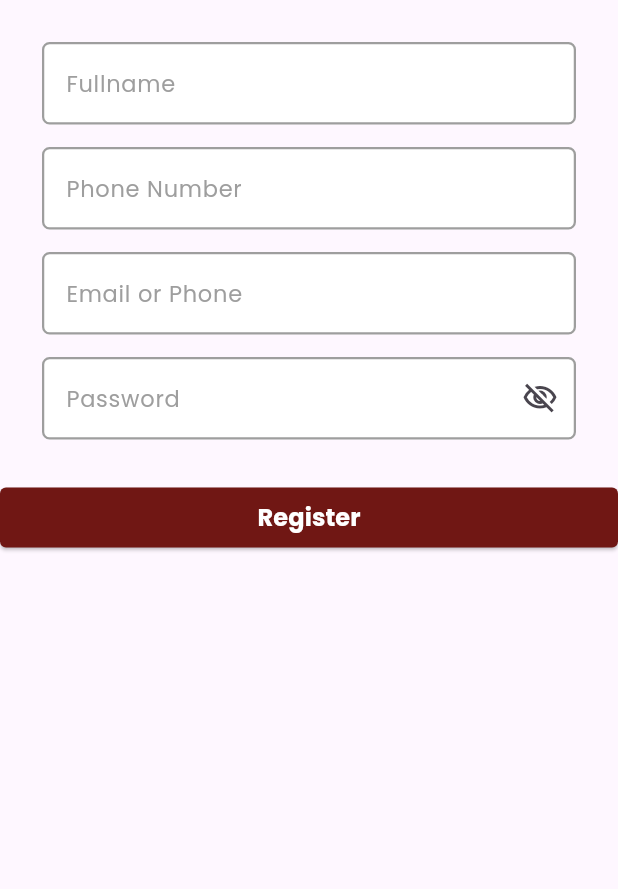
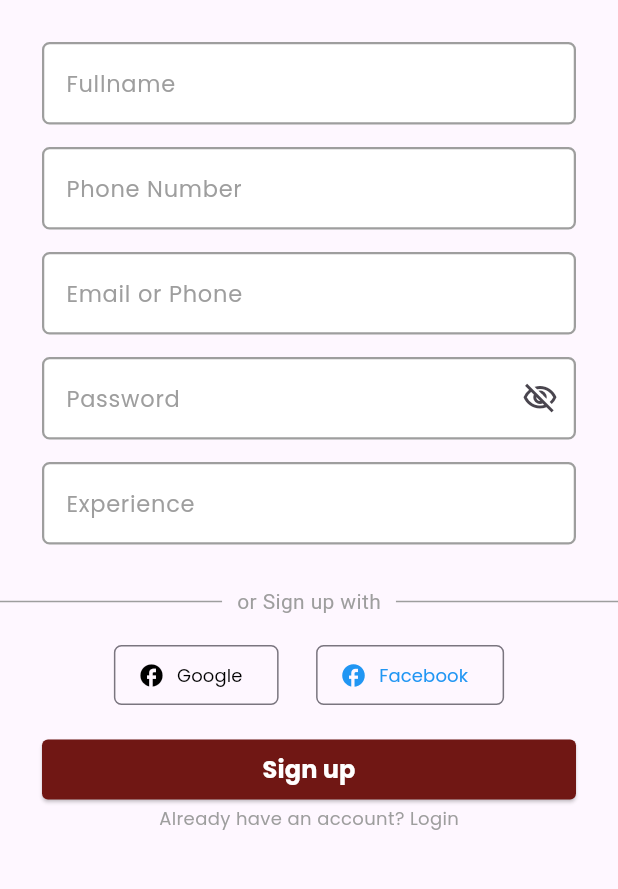
Before and after one commit to anushatamrakar/NewaFest, a Flutter app: the screen it shows after launch, on a phone screen of 412 x 824 dp, the part 330-1219 px from its top. Run offline on Flutter 3.47's test engine with Material 3 defaults, Android fonts, the phone set to English and light mode, and no system bars.

Commit message:
recipe sharer page created

```diff
--- a/lib/main.dart
+++ b/lib/main.dart
@@ -1,5 +1,6 @@
 import 'package:flutter/material.dart';
 import 'package:newafest/views/auth/login_page.dart';
+import 'package:newafest/views/auth/sharer_registration.dart';
 import 'package:newafest/views/auth/user_registration.dart';
 
 void main() {
@@ -19,7 +20,7 @@ class MyApp extends StatelessWidget {
         colorScheme: ColorScheme.fromSeed(seedColor: Colors.deepPurple),
         useMaterial3: true,
       ),
-      home: const UserRegistration(),
+      home: const SharerRegistration(),
     );
   }
 }
--- /dev/null
+++ b/lib/views/auth/sharer_registration.dart
@@ -0,0 +1,222 @@
+import 'package:flutter/material.dart';
+import 'package:newafest/widgets/custom_banner.dart';
+import 'package:newafest/widgets/custom_button.dart';
+import 'package:newafest/widgets/custom_divider.dart';
+import '../../widgets/custom_social_icon.dart';
+
+class SharerRegistration extends StatefulWidget {
+  const SharerRegistration({super.key});
+
+  @override
+  State<SharerRegistration> createState() => _SharerRegistrationState();
+}
+
+class _SharerRegistrationState extends State<SharerRegistration> {
+  final border = const OutlineInputBorder(
+    borderSide: BorderSide(
+      width: 1.5,
+      style: BorderStyle.solid,
+      color: Colors.grey,
+    ),
+    borderRadius: BorderRadius.all(Radius.circular(5)),
+  );
+
+  Widget name() {
+    return TextField(
+      style: const TextStyle(
+        fontSize: 15,
+        fontFamily: "Poppins",
+        fontWeight: FontWeight.w400,
+      ),
+      decoration: InputDecoration(
+        labelText: "Fullname",
+        filled: true,
+        fillColor: Colors.white,
+        focusedBorder: border,
+        enabledBorder: border,
+        labelStyle: const TextStyle(
+          color: Colors.grey,
+          fontSize: 15,
+          fontFamily: "Poppins",
+          fontWeight: FontWeight.w400,
+        ),
+      ),
+    );
+  }
+
+  Widget number() {
+    return TextField(
+      style: const TextStyle(
+        fontSize: 15,
+        fontFamily: "Poppins",
+        fontWeight: FontWeight.w400,
+      ),
+      decoration: InputDecoration(
+        labelText: "Phone Number",
+        filled: true,
+        fillColor: Colors.white,
+        focusedBorder: border,
+        enabledBorder: border,
+        labelStyle: const TextStyle(
+          color: Colors.grey,
+          fontSize: 15,
+          fontFamily: "Poppins",
+          fontWeight: FontWeight.w400,
+        ),
+      ),
+    );
+  }
+
+  Widget email() {
+    return TextField(
+      style: const TextStyle(
+        fontSize: 15,
+        fontFamily: "Poppins",
+        fontWeight: FontWeight.w400,
+      ),
+      decoration: InputDecoration(
+        labelText: "Email or Phone",
+        filled: true,
+        fillColor: Colors.white,
+        focusedBorder: border,
+        enabledBorder: border,
+        labelStyle: const TextStyle(
+          color: Colors.grey,
+          fontSize: 15,
+          fontFamily: "Poppins",
+          fontWeight: FontWeight.w400,
+        ),
+      ),
+    );
+  }
+
+  Widget password() {
+    bool obscureText = true;
+
+    return StatefulBuilder(
+      builder: (BuildContext context, StateSetter setState) {
+        return TextField(
+          obscureText: obscureText, // Hides the password
+          style: const TextStyle(
+            fontSize: 15,
+            fontFamily: "Poppins",
+            fontWeight: FontWeight.w400,
+          ),
+          decoration: InputDecoration(
+            labelText: "Password",
+            filled: true,
+            fillColor: Colors.white,
+            suffixIcon: IconButton(
+              icon: Icon(
+                obscureText
+                    ? Icons.visibility_off_outlined
+                    : Icons.visibility_outlined,
+              ),
+              onPressed: () {
+                setState(() {
+                  obscureText = !obscureText; // Toggle visibility
+                });
+              },
+            ),
+            focusedBorder: border,
+            enabledBorder: border,
+            labelStyle: const TextStyle(
+              color: Colors.grey,
+              fontSize: 15,
+              fontFamily: "Poppins",
+              fontWeight: FontWeight.w400,
+            ),
+          ),
+        );
+      },
+    );
+  }
+
+  Widget experience() {
+    return TextField(
+      style: const TextStyle(
+        fontSize: 15,
+        fontFamily: "Poppins",
+        fontWeight: FontWeight.w400,
+      ),
+      decoration: InputDecoration(
+        labelText: "Experience",
+        filled: true,
+        fillColor: Colors.white,
+        focusedBorder: border,
+        enabledBorder: border,
+        labelStyle: const TextStyle(
+          color: Colors.grey,
+          fontSize: 15,
+          fontFamily: "Poppins",
+          fontWeight: FontWeight.w400,
+        ),
+      ),
+    );
+  }
+
+  @override
+  Widget build(BuildContext context) {
+    return Scaffold(
+      body: Container(
+        width: double.infinity,
+        child: Column(
+          children: [
+            const CustomBanner(
+                text1: "Sign up", text2: "Create your own account"),
+            Padding(
+              padding: const EdgeInsets.all(28),
+              child: Column(
+                children: [
+                  name(),
+                  const SizedBox(height: 15),
+                  number(),
+                  const SizedBox(height: 15),
+                  email(),
+                  const SizedBox(height: 15),
+                  password(),
+                  const SizedBox(height: 15),
+                  experience(),
+                ],
+              ),
+            ),
+            const CustomDivider(divider1: "or Sign up with"),
+            const SizedBox(height: 15),
+            Row(
+              mainAxisAlignment: MainAxisAlignment.center,
+              children: [
+                CustomOutlinedButton(
+                  icon: const Icon(Icons.facebook),
+                  text: 'Google',
+                  onPressed: () {},
+                  textColor: Colors.black,
+                ),
+                const SizedBox(width: 25),
+                CustomOutlinedButton(
+                  icon: const Icon(Icons.facebook),
+                  text: 'Facebook',
+                  onPressed: () {},
+                  textColor: Colors.blue,
+                ),
+              ],
+            ),
+            const SizedBox(height: 15),
+            const Padding(
+              padding: EdgeInsets.only(right: 28, left: 28),
+              child: CustomButton(txt1: "Sign up"),
+            ),
+            const Text(
+              "Already have an account? Login",
+              style: TextStyle(
+                fontSize: 12,
+                fontFamily: "Poppins",
+                fontWeight: FontWeight.w400,
+                color: Colors.grey,
+              ),
+            )
+          ],
+        ),
+      ),
+    );
+  }
+}
```
